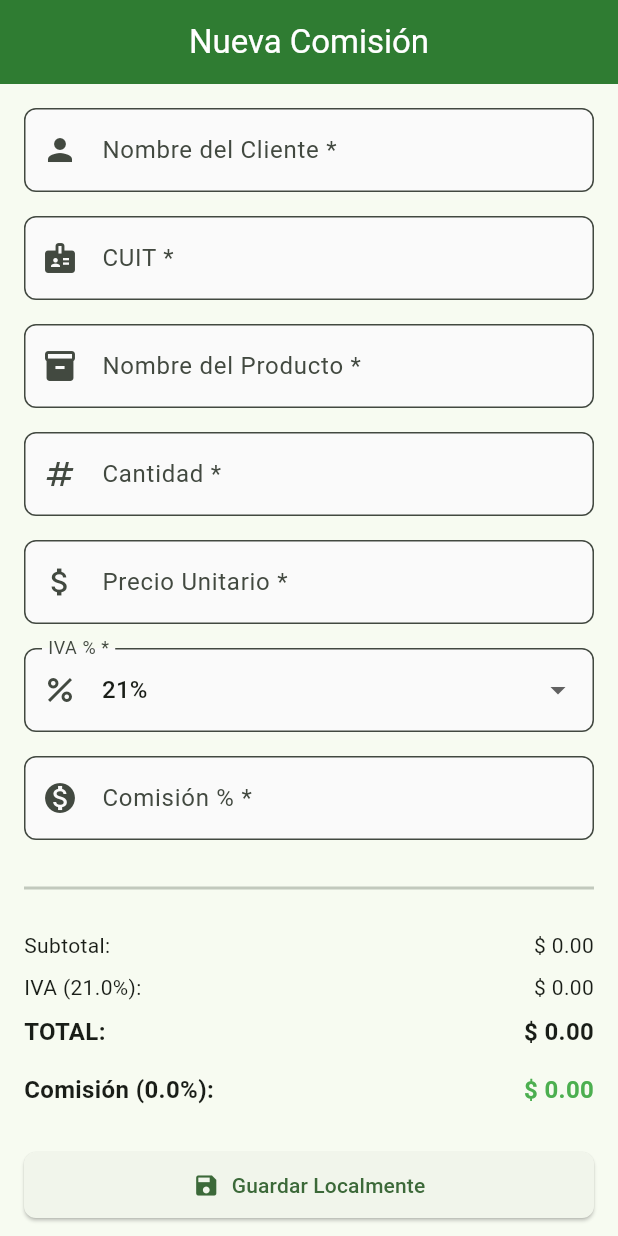
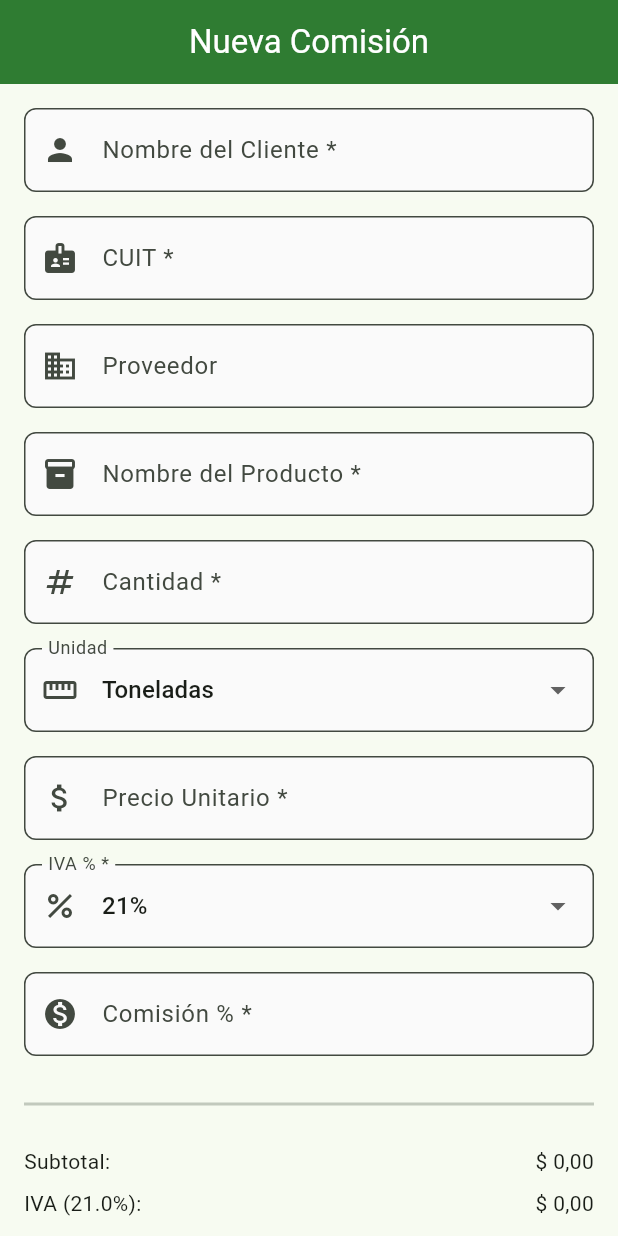
Before and after one commit to ThiaguinioB/Estribado, a Flutter app: the ComisionScreen screen opened by its route, on a phone screen of 412 x 824 dp. Run offline on Flutter 3.47's test engine with Material 3 defaults, Android fonts, the phone set to English and light mode, and no system bars; our stand-ins replace equatable, go_router, pdf, printing, share_plus, shared_preferences; missing offline and left inert: aad_oauth, excel; accounts and stored records are empty.

Commit message:
Cambios solicitados por Maciel para mejor UX

```diff
--- a/lib/core/services/excel_graph_service.dart
+++ b/lib/core/services/excel_graph_service.dart
@@ -128,9 +128,11 @@
         TextCellValue('Fecha'),
         TextCellValue('Cliente'),
         TextCellValue('CUIT'),
+        TextCellValue('Proveedor'),
         TextCellValue('Producto'),
         TextCellValue('Tipo'),
         TextCellValue('Cantidad'),
+        TextCellValue('Unidad'),
         TextCellValue('Precio Unit.'),
         TextCellValue('Subtotal'),
         TextCellValue('IVA %'),
@@ -148,9 +150,11 @@
           TextCellValue(comision.fecha.toString().split(' ')[0]),
           TextCellValue(comision.clienteNombre),
           TextCellValue(comision.clienteCuit),
+          TextCellValue(comision.proveedor),
           TextCellValue(comision.productoNombre),
           TextCellValue(comision.tipoProducto),
           DoubleCellValue(comision.cantidad),
+          TextCellValue(comision.unidad),
           DoubleCellValue(comision.precioUnitario),
           DoubleCellValue(comision.subtotalNeto),
           DoubleCellValue(comision.porcentajeIva),
--- a/lib/features/comisiones/data/datasources/comision_local_datasource.dart
+++ b/lib/features/comisiones/data/datasources/comision_local_datasource.dart
@@ -59,9 +59,11 @@
       'fecha': c.fecha.toIso8601String(),
       'clienteNombre': c.clienteNombre,
       'clienteCuit': c.clienteCuit,
+      'proveedor': c.proveedor,
       'productoNombre': c.productoNombre,
       'tipoProducto': c.tipoProducto,
       'cantidad': c.cantidad,
+      'unidad': c.unidad,
       'precioUnitario': c.precioUnitario,
       'porcentajeIva': c.porcentajeIva,
       'porcentajeComision': c.porcentajeComision,
@@ -75,9 +77,11 @@
       fecha: DateTime.parse(json['fecha']),
       clienteNombre: json['clienteNombre'],
       clienteCuit: json['clienteCuit'],
+      proveedor: json['proveedor'] ?? '',
       productoNombre: json['productoNombre'],
       tipoProducto: json['tipoProducto'],
       cantidad: json['cantidad'],
+      unidad: json['unidad'] ?? 'ton',
       precioUnitario: json['precioUnitario'],
       porcentajeIva: json['porcentajeIva'],
       porcentajeComision: json['porcentajeComision'],
--- a/lib/features/comisiones/data/repositories/comision_repository.dart
+++ b/lib/features/comisiones/data/repositories/comision_repository.dart
@@ -10,4 +10,5 @@
   Future<void> deleteComision(int id);
   Future<void> exportToExcel(List<Comision> comisiones);
   Future<void> exportToPdf(Comision comision);
+  Future<void> compartirPdf(Comision comision);
 }
--- a/lib/features/comisiones/domain/entities/comision.dart
+++ b/lib/features/comisiones/domain/entities/comision.dart
@@ -5,9 +5,11 @@
   final DateTime fecha;
   final String clienteNombre;
   final String clienteCuit;
+  final String proveedor;
   final String productoNombre;
   final String tipoProducto; // Semilla, Herbicida, etc.
   final double cantidad;
+  final String unidad; // ton, kg, lts, unidad
   final double precioUnitario;
   final double porcentajeIva;
   final double porcentajeComision;
@@ -18,9 +20,11 @@
     required this.fecha,
     required this.clienteNombre,
     required this.clienteCuit,
+    this.proveedor = '',
     required this.productoNombre,
     required this.tipoProducto,
     this.cantidad = 0.0,
+    this.unidad = 'ton',
     this.precioUnitario = 0.0,
     this.porcentajeIva = 21.0,
     this.porcentajeComision = 0.0,
@@ -44,9 +48,11 @@
     DateTime? fecha,
     String? clienteNombre,
     String? clienteCuit,
+    String? proveedor,
     String? productoNombre,
     String? tipoProducto,
     double? cantidad,
+    String? unidad,
     double? precioUnitario,
     double? porcentajeIva,
     double? porcentajeComision,
@@ -57,9 +63,11 @@
       fecha: fecha ?? this.fecha,
       clienteNombre: clienteNombre ?? this.clienteNombre,
       clienteCuit: clienteCuit ?? this.clienteCuit,
+      proveedor: proveedor ?? this.proveedor,
       productoNombre: productoNombre ?? this.productoNombre,
       tipoProducto: tipoProducto ?? this.tipoProducto,
       cantidad: cantidad ?? this.cantidad,
+      unidad: unidad ?? this.unidad,
       precioUnitario: precioUnitario ?? this.precioUnitario,
       porcentajeIva: porcentajeIva ?? this.porcentajeIva,
       porcentajeComision: porcentajeComision ?? this.porcentajeComision,
--- a/lib/features/comisiones/presentation/screens/comision_screen.dart
+++ b/lib/features/comisiones/presentation/screens/comision_screen.dart
@@ -1,5 +1,7 @@
 import 'package:flutter/material.dart';
+import 'package:flutter/services.dart';
 import 'package:provider/provider.dart';
+import 'package:intl/intl.dart';
 import '../providers/comision_form_provider.dart';
 import '../../domain/entities/comision_validation.dart';
 import '../../data/repositories/comision_repository_impl.dart';
@@ -51,6 +53,7 @@
   final _formKey = GlobalKey<FormState>();
   final _clienteController = TextEditingController();
   final _cuitController = TextEditingController();
+  final _proveedorController = TextEditingController();
   final _productoController = TextEditingController();
   final _cantidadController = TextEditingController();
   final _precioController = TextEditingController();
@@ -58,11 +61,13 @@
   final _ivaOtroController = TextEditingController();
 
   String _ivaSeleccionado = '21.0'; // Por defecto 21%
+  String _unidadSeleccionada = 'ton'; // Por defecto ton
 
   @override
   void dispose() {
     _clienteController.dispose();
     _cuitController.dispose();
+    _proveedorController.dispose();
     _productoController.dispose();
     _cantidadController.dispose();
     _precioController.dispose();
@@ -107,6 +112,18 @@
           ),
           const SizedBox(height: 16),
 
+          // Proveedor
+          TextFormField(
+            controller: _proveedorController,
+            decoration: const InputDecoration(
+              labelText: "Proveedor",
+              prefixIcon: Icon(Icons.business),
+            ),
+            textCapitalization: TextCapitalization.sentences,
+            onChanged: provider.updateProveedor,
+          ),
+          const SizedBox(height: 16),
+
           // Producto
           TextFormField(
             controller: _productoController,
@@ -132,6 +149,28 @@
           ),
           const SizedBox(height: 16),
 
+          // Unidad
+          DropdownButtonFormField<String>(
+            value: _unidadSeleccionada,
+            decoration: const InputDecoration(
+              labelText: "Unidad",
+              prefixIcon: Icon(Icons.straighten),
+            ),
+            items: const [
+              DropdownMenuItem(value: 'ton', child: Text('Toneladas')),
+              DropdownMenuItem(value: 'kg', child: Text('Kilogramos')),
+              DropdownMenuItem(value: 'lts', child: Text('Litros')),
+              DropdownMenuItem(value: 'unidad', child: Text('Unidades')),
+            ],
+            onChanged: (value) {
+              setState(() {
+                _unidadSeleccionada = value!;
+                provider.updateUnidad(value);
+              });
+            },
+          ),
+          const SizedBox(height: 16),
+
           // Precio Unitario
           TextFormField(
             controller: _precioController,
@@ -141,7 +180,17 @@
               prefixText: "\$ ",
             ),
             keyboardType: TextInputType.number,
-            validator: ComisionValidation.validatePrecio,
+            inputFormatters: [
+              _ThousandSeparatorInputFormatter(),
+            ],
+            validator: (value) {
+              if (value == null || value.isEmpty) return 'El precio es requerido';
+              final clean = value.replaceAll('.', '').replaceAll(',', '.');
+              final precio = double.tryParse(clean);
+              if (precio == null) return 'Ingrese un precio válido';
+              if (precio <= 0) return 'El precio debe ser mayor a 0';
+              return null;
+            },
             onChanged: provider.updatePrecio,
           ),
           const SizedBox(height: 16),
@@ -289,6 +338,36 @@
           ),
           const SizedBox(height: 12),
 
+          // Guardar y Compartir
+          ElevatedButton.icon(
+            icon: provider.isLoading
+                ? const SizedBox(
+                    width: 20,
+                    height: 20,
+                    child: CircularProgressIndicator(strokeWidth: 2),
+                  )
+                : const Icon(Icons.share),
+            label: const Text("Guardar y Compartir"),
+            style: ElevatedButton.styleFrom(
+              backgroundColor: Colors.green,
+              foregroundColor: Colors.white,
+            ),
+            onPressed: provider.isLoading
+                ? null
+                : () async {
+                    if (_formKey.currentState!.validate()) {
+                      final success = await provider.compartirPdf();
+                      if (success && context.mounted) {
+                        ScaffoldMessenger.of(context).showSnackBar(
+                          const SnackBar(content: Text('Comisión guardada y compartida exitosamente')),
+                        );
+                        Navigator.of(context).pop();
+                      }
+                    }
+                  },
+          ),
+          const SizedBox(height: 12),
+
           OutlinedButton.icon(
             icon: const Icon(Icons.cloud_upload),
             label: const Text("Exportar a Microsoft Excel"),
@@ -337,6 +416,11 @@
     this.color,
   });
 
+  String _formatearMiles(double valor) {
+    final formatter = NumberFormat('#,##0.00', 'es_AR');
+    return formatter.format(valor);
+  }
+
   @override
   Widget build(BuildContext context) {
     return Padding(
@@ -352,7 +436,7 @@
             ),
           ),
           Text(
-            "\$ ${value.toStringAsFixed(2)}",
+            "\$ ${_formatearMiles(value)}",
             style: TextStyle(
               fontWeight: isBold ? FontWeight.bold : FontWeight.normal,
               fontSize: isBold ? 16 : 14,
@@ -364,3 +448,31 @@
     );
   }
 }
+
+/// Formateador que agrega separadores de miles (puntos) al escribir
+class _ThousandSeparatorInputFormatter extends TextInputFormatter {
+  @override
+  TextEditingValue formatEditUpdate(
+    TextEditingValue oldValue,
+    TextEditingValue newValue,
+  ) {
+    // Solo permitir dígitos y puntos
+    String newText = newValue.text.replaceAll(RegExp(r'[^\d]'), '');
+
+    if (newText.isEmpty) {
+      return newValue.copyWith(text: '');
+    }
+
+    // Formatear con puntos de miles
+    final formatter = NumberFormat('#,###', 'es_AR');
+    final number = int.tryParse(newText);
+    if (number == null) return newValue;
+
+    String formatted = formatter.format(number);
+
+    return TextEditingValue(
+      text: formatted,
+      selection: TextSelection.collapsed(offset: formatted.length),
+    );
+  }
+}
```
Also changed, not shown: lib/core/services/pdf_generator_service.dart (+80 -6 lines), lib/features/comisiones/data/datasources/comision_remote_datasource.dart (+19 -0 lines), lib/features/comisiones/data/repositories/comision_repository_impl.dart (+9 -0 lines), lib/features/comisiones/presentation/providers/comision_form_provider.dart (+40 -3 lines), lib/features/recetario/domain/entities/receta_validation.dart (+4 -4 lines), lib/features/recetario/presentation/screens/receta_screen.dart (+13 -5 lines), lib/main.dart (+12 -0 lines), 1 other file.
